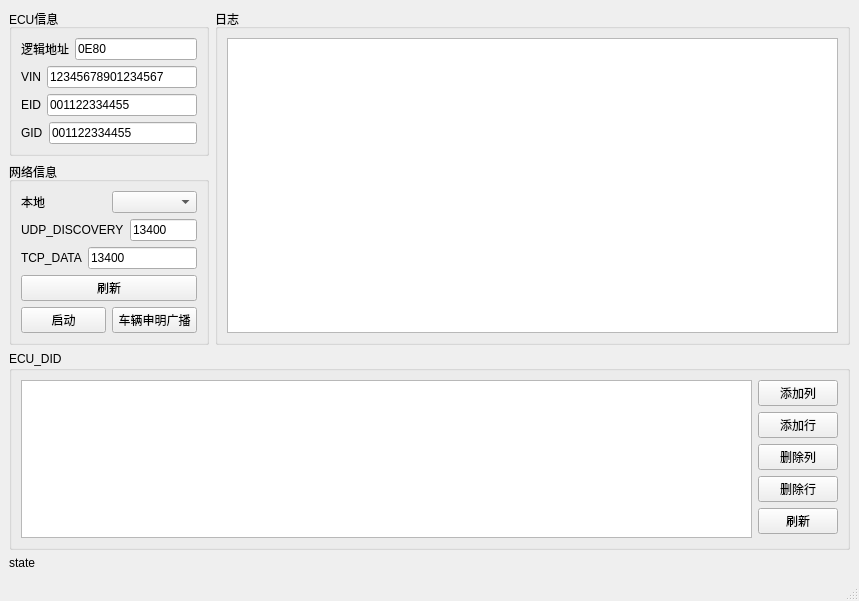
mcli244/DoIP_Server, file mainwindow.ui: the form before one commit.
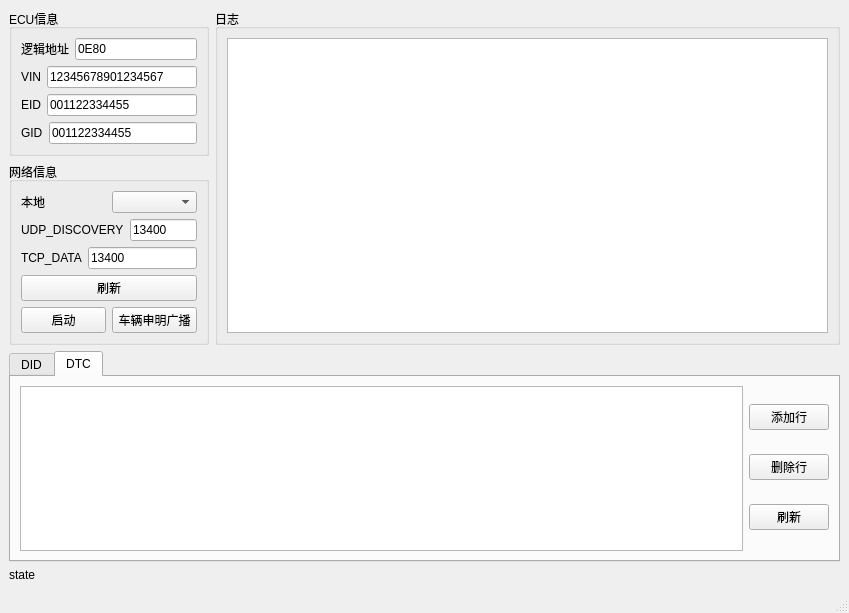
The form after the commit. The open tabs and pages were chosen to show the change.

```diff
--- a/mainwindow.ui
+++ b/mainwindow.ui
@@ -6,8 +6,8 @@
    <rect>
     <x>0</x>
     <y>0</y>
-    <width>859</width>
-    <height>601</height>
+    <width>849</width>
+    <height>613</height>
    </rect>
   </property>
   <property name="sizePolicy">
@@ -26,7 +26,7 @@
    <string>MainWindow</string>
   </property>
   <widget class="QWidget" name="centralwidget">
-   <layout class="QGridLayout" name="gridLayout_5">
+   <layout class="QGridLayout" name="gridLayout_3">
     <item row="0" column="0">
      <layout class="QVBoxLayout" name="verticalLayout_5">
       <item>
@@ -287,11 +287,15 @@
        </layout>
       </item>
       <item>
-       <widget class="QGroupBox" name="groupBox_4">
-        <property name="title">
-         <string>ECU_DID</string>
+       <widget class="QTabWidget" name="tabWidget">
+        <property name="currentIndex">
+         <number>0</number>
         </property>
-        <layout class="QGridLayout" name="gridLayout_3">
+        <widget class="QWidget" name="tab">
+         <attribute name="title">
+          <string>DID</string>
+         </attribute>
+         <layout class="QGridLayout" name="gridLayout_5">
          <item row="0" column="0">
           <layout class="QHBoxLayout" name="horizontalLayout_10">
            <item>
@@ -340,6 +344,46 @@
          </item>
         </layout>
        </widget>
+        <widget class="QWidget" name="tab_2">
+         <attribute name="title">
+          <string>DTC</string>
+         </attribute>
+         <layout class="QGridLayout" name="gridLayout_6">
+          <item row="0" column="0">
+           <layout class="QHBoxLayout" name="horizontalLayout_11">
+            <item>
+             <widget class="QTableView" name="tableView_ECU_DTC"/>
+            </item>
+            <item>
+             <layout class="QVBoxLayout" name="verticalLayout_7">
+              <item>
+               <widget class="QPushButton" name="pushButton_DTC_add_row">
+                <property name="text">
+                 <string>添加行</string>
+                </property>
+               </widget>
+              </item>
+              <item>
+               <widget class="QPushButton" name="pushButton_DTC_del_row">
+                <property name="text">
+                 <string>删除行</string>
+                </property>
+               </widget>
+              </item>
+              <item>
+               <widget class="QPushButton" name="pushButton_ECU_DTC_Refresh">
+                <property name="text">
+                 <string>刷新</string>
+                </property>
+               </widget>
+              </item>
+             </layout>
+            </item>
+           </layout>
+          </item>
+         </layout>
+        </widget>
+       </widget>
       </item>
       <item>
        <widget class="QLabel" name="label_state">
```
Left out of the diff: 2 changed lines with no effect on the pictures. Lines whose indentation alone changed are shown as unchanged.
